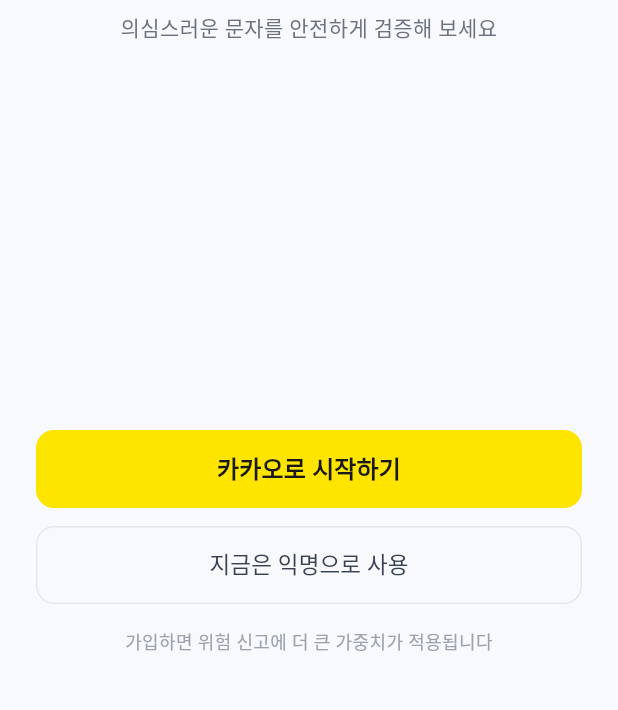
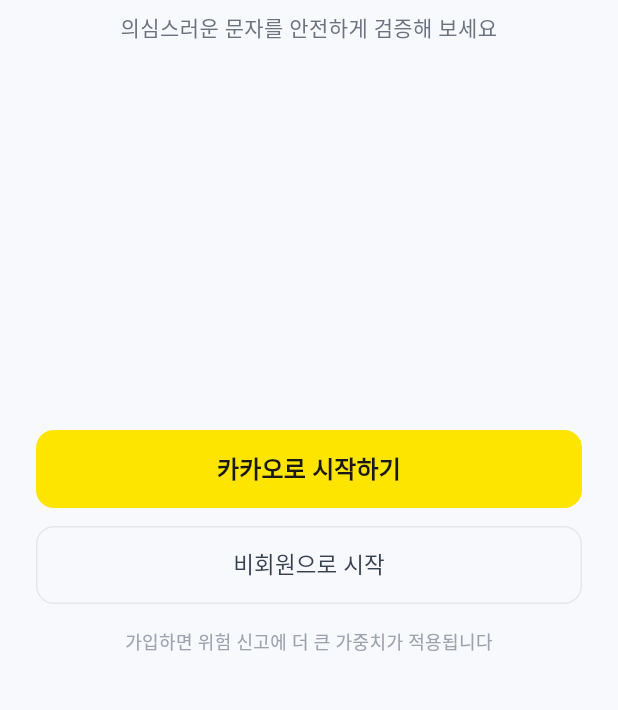
Before and after one commit to gusn9719/security_hub, a Flutter app: the screen it shows after launch, on a phone screen of 412 x 824 dp, the part 452-1162 px from its top. Run offline on Flutter 3.47's test engine with Material 3 defaults, Android fonts, the phone set to English and light mode, and no system bars; our stand-ins replace permission_handler, shared_preferences; missing offline and left inert: flutter_inappwebview, kakao_flutter_sdk_user; accounts and stored records are empty.

Commit message:
fix: 사용자 노출 문자열 '익명' → '비회원' 으로 변경
'익명' 은 Tor 같은 강한 익명성 어감이고 한국 앱 관행과 어긋난다.
네이버 / 쿠팡 등에서 회원 가입 없이 사용하는 케이스를 '비회원' 으로
표기하는 관행에 맞춰 두 군데 (로그인 화면 보조 버튼, 홈 우상단 뱃지)
를 교체한다.

코드 주석 · 변수명 · API dict 키 (anon_safe / anon_danger / ...) 는
기술 용어로 그대로 유지. 휴리스틱 / 백엔드 계산은 '익명 표' 라는 의미가
명확하니 사용자 UX 어휘와 기술 어휘를 분리하는 게 일관적.

```diff
--- a/frontend/lib/screens/home_screen.dart
+++ b/frontend/lib/screens/home_screen.dart
@@ -478,7 +478,7 @@
   Widget _buildAuthBadge() {
     final user = AuthService.currentUser();
     final loggedIn = user != null;
-    final label = loggedIn ? user.displayName() : '익명';
+    final label = loggedIn ? user.displayName() : '비회원';
     final icon = loggedIn ? '👤' : '🙂';
 
     return Padding(
--- a/frontend/lib/screens/login_screen.dart
+++ b/frontend/lib/screens/login_screen.dart
@@ -177,7 +177,7 @@
           ),
         ),
         child: const Text(
-          '지금은 익명으로 사용',
+          '비회원으로 시작',
           style: TextStyle(
             fontSize: 15,
             fontWeight: FontWeight.w500,
```
